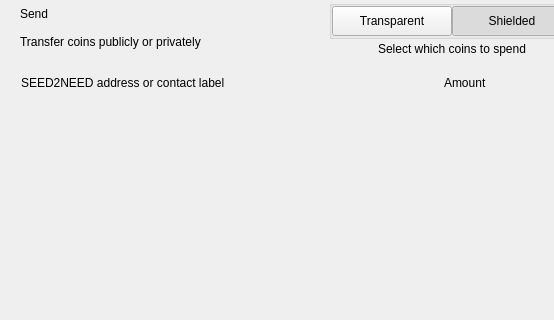
The window that src/qt/seed2need/forms/send.ui (pandagrows/seed2need-silo-coin) describes before a commit, drawn with Qt 5; both pictures show x 0 to 554 and y 0 to 320 of the 893 by 700 pixel window.
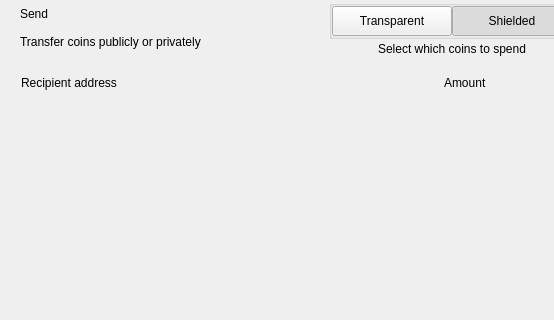
The same window after the commit. Custom widgets are drawn as their Qt base class.

Diff of the .ui file:
```diff
--- a/src/qt/seed2need/forms/send.ui
+++ b/src/qt/seed2need/forms/send.ui
@@ -255,7 +255,7 @@
              <string notr="true">margin-left:8px;</string>
             </property>
             <property name="text">
-             <string>SEED2NEED address or contact label</string>
+             <string>Recipient address</string>
             </property>
            </widget>
           </item>
```
Left out of the diff: 2 changed lines with no effect on the pictures.
